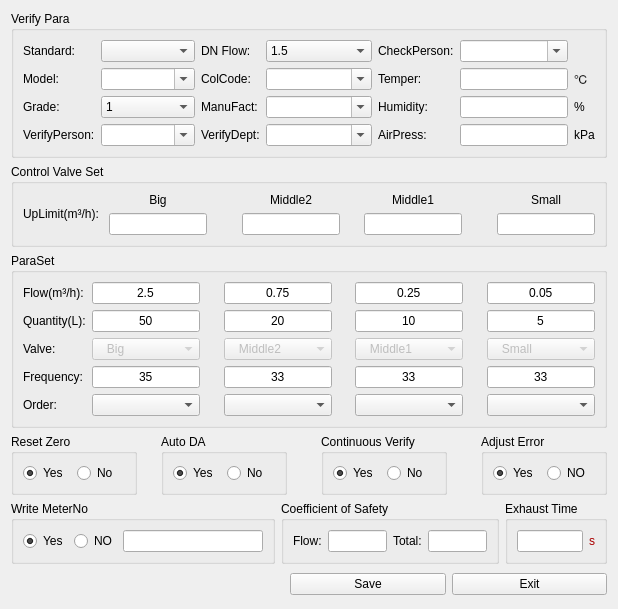
The window that source/systemset/systemsetdlg/ui/parasetdlg.ui (flimmy78/qtverify) describes before a commit, drawn with Qt 5.
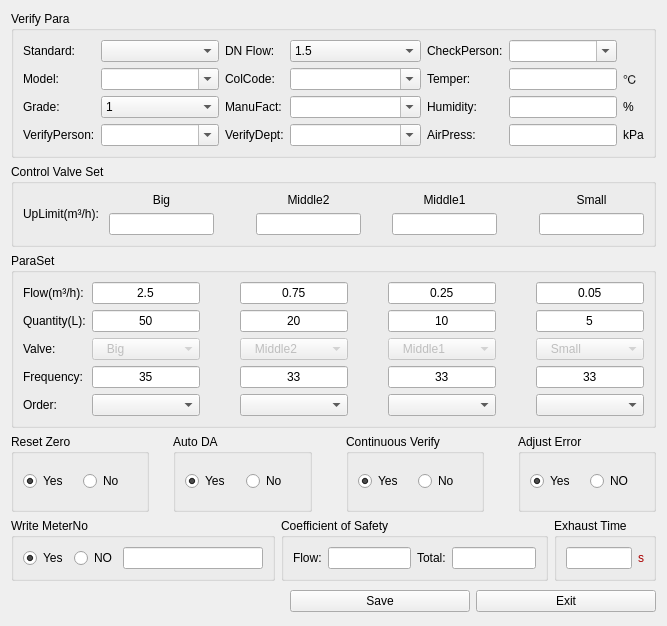
The same window after the commit. Icons and pictures are not drawn.

Commit message: 参数设置中增加设置”起始表号“

What changed in the file:
```diff
--- a/source/systemset/systemsetdlg/ui/parasetdlg.ui
+++ b/source/systemset/systemsetdlg/ui/parasetdlg.ui
@@ -9,8 +9,8 @@
    <rect>
     <x>0</x>
     <y>0</y>
-    <width>618</width>
-    <height>554</height>
+    <width>667</width>
+    <height>626</height>
    </rect>
   </property>
   <property name="windowTitle">
```
Left out of the diff: 2 changed lines with no effect on the pictures. The commit also changes 2 other files.
